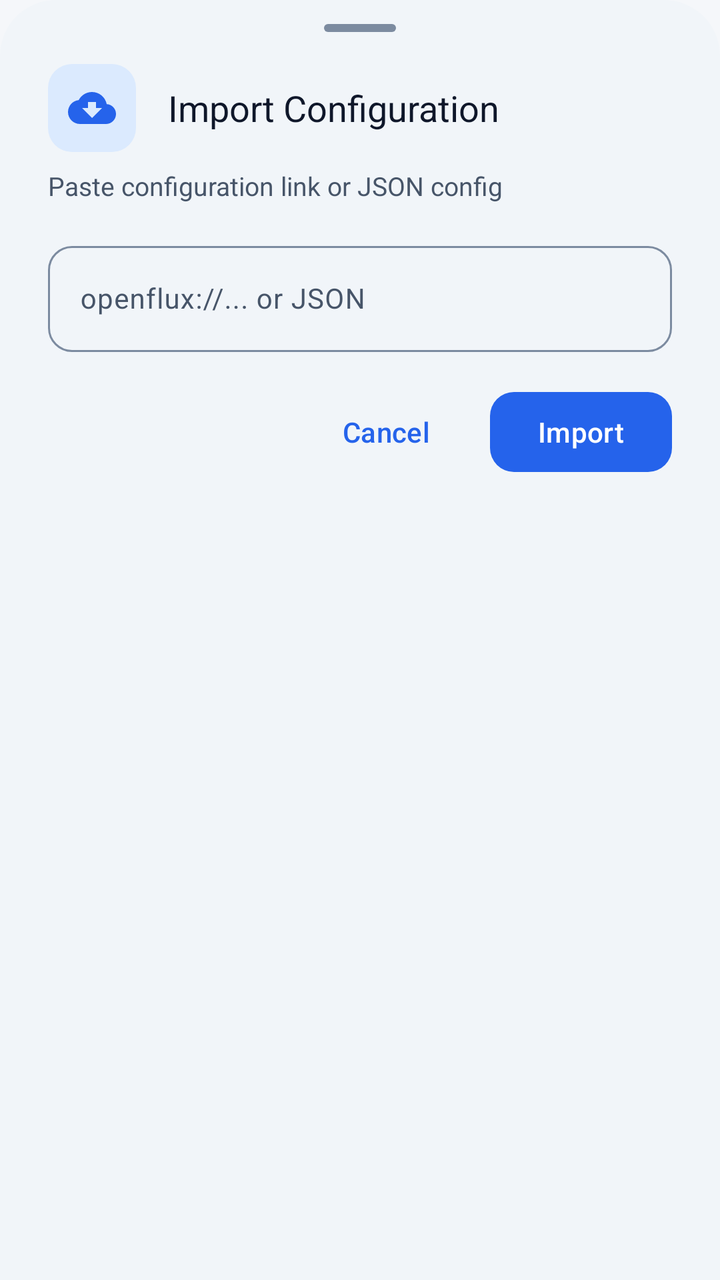
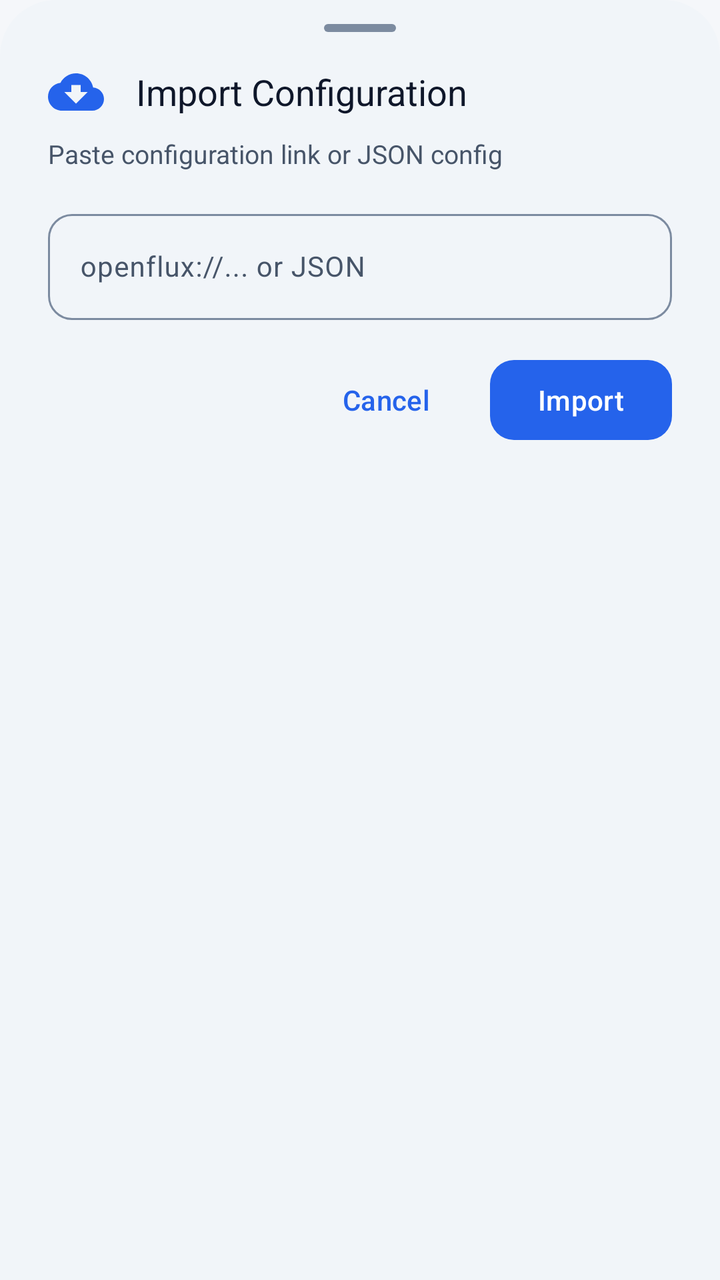

An Android layout rendered at two revisions. The XML below is the earlier revision; the diff shows what the commit changed to produce the second picture.
<!-- AndroidManifest.xml: application theme Theme.SoxMax -->
<!-- res/layout/bottom_sheet_import_link.xml -->
<?xml version="1.0" encoding="utf-8"?>
<LinearLayout xmlns:android="http://schemas.android.com/apk/res/android"
    xmlns:app="http://schemas.android.com/apk/res-auto"
    android:layout_width="match_parent"
    android:layout_height="wrap_content"
    android:orientation="vertical"
    android:background="@drawable/bg_bottom_sheet"
    android:paddingHorizontal="24dp"
    android:paddingTop="12dp"
    android:paddingBottom="24dp">

    <View
        android:layout_width="36dp"
        android:layout_height="4dp"
        android:layout_gravity="center_horizontal"
        android:background="@drawable/bg_drag_handle"
        android:layout_marginBottom="16dp" />

    <LinearLayout
        android:layout_width="match_parent"
        android:layout_height="wrap_content"
        android:orientation="horizontal"
        android:gravity="center_vertical"
        android:layout_marginBottom="8dp">

        <FrameLayout
            android:layout_width="44dp"
            android:layout_height="44dp"
            android:background="@drawable/bg_icon_badge">

            <ImageView
                android:layout_width="24dp"
                android:layout_height="24dp"
                android:layout_gravity="center"
                android:src="@drawable/ic_restore"
                app:tint="@color/m3_primary"
                android:contentDescription="@null" />

        </FrameLayout>

        <TextView
            android:layout_width="0dp"
            android:layout_height="wrap_content"
            android:layout_weight="1"
            android:layout_marginStart="16dp"
            android:text="@string/import_link_sheet_title"
            android:textColor="@color/text_primary"
            android:textSize="18sp"
            android:fontFamily="sans-serif-bold" />

    </LinearLayout>

    <TextView
        android:layout_width="match_parent"
        android:layout_height="wrap_content"
        android:layout_marginBottom="16dp"
        android:text="@string/import_link_sheet_desc"
        android:textColor="@color/text_secondary"
        android:textSize="13sp" />

    <com.google.android.material.textfield.TextInputLayout
        android:id="@+id/layout_link_input"
        style="@style/Widget.Material3.TextInputLayout.OutlinedBox"
        android:layout_width="match_parent"
        android:layout_height="wrap_content"
        android:layout_marginBottom="16dp"
        android:hint="@string/import_link_dialog_hint"
        app:endIconMode="clear_text"
        app:boxCornerRadiusBottomEnd="12dp"
        app:boxCornerRadiusBottomStart="12dp"
        app:boxCornerRadiusTopEnd="12dp"
        app:boxCornerRadiusTopStart="12dp">

        <com.google.android.material.textfield.TextInputEditText
            android:id="@+id/input_link_value"
            android:layout_width="match_parent"
            android:layout_height="wrap_content"
            android:maxLines="4"
            android:textSize="14sp" />

    </com.google.android.material.textfield.TextInputLayout>

    <LinearLayout
        android:layout_width="match_parent"
        android:layout_height="wrap_content"
        android:orientation="horizontal"
        android:gravity="center_vertical">

        <View
            android:layout_width="0dp"
            android:layout_height="1dp"
            android:layout_weight="1" />

        <com.google.android.material.button.MaterialButton
            android:id="@+id/btn_cancel_import"
            style="@style/Widget.Material3.Button.TextButton"
            android:layout_width="wrap_content"
            android:layout_height="wrap_content"
            android:layout_marginEnd="8dp"
            android:text="@string/cancel" />

        <com.google.android.material.button.MaterialButton
            android:id="@+id/btn_confirm_import"
            style="@style/Widget.Material3.Button"
            android:layout_width="wrap_content"
            android:layout_height="wrap_content"
            android:text="@string/import_link_sheet_btn"
            app:cornerRadius="12dp" />

    </LinearLayout>

</LinearLayout>
<!-- resources referenced by this layout -->
<resources>
  <color name="m3_primary">#2563EB</color>
  <color name="text_primary">@color/m3_on_surface</color>
  <color name="text_secondary">@color/m3_on_surface_variant</color>
  <!-- drawable bg_bottom_sheet (drawable) -->
  <?xml version="1.0" encoding="utf-8"?>
  <shape xmlns:android="http://schemas.android.com/apk/res/android"
      android:shape="rectangle">
      <solid android:color="@color/m3_surface_container_low" />
      <corners
          android:topLeftRadius="28dp"
          android:topRightRadius="28dp" />
  </shape>
  <!-- drawable bg_drag_handle (drawable) -->
  <?xml version="1.0" encoding="utf-8"?>
  <shape xmlns:android="http://schemas.android.com/apk/res/android"
      android:shape="rectangle">
      <solid android:color="@color/m3_outline" />
      <size
          android:width="32dp"
          android:height="4dp" />
      <corners android:radius="2dp" />
  </shape>
  <!-- drawable bg_icon_badge (drawable) -->
  <?xml version="1.0" encoding="utf-8"?>
  <shape xmlns:android="http://schemas.android.com/apk/res/android"
      android:shape="rectangle">
      <solid android:color="@color/m3_primary_container" />
      <corners android:radius="12dp" />
  </shape>
  <string name="cancel">Cancel</string>
  <string name="import_link_dialog_hint">openflux://... or JSON</string>
  <string name="import_link_sheet_btn">Import</string>
  <string name="import_link_sheet_desc">Paste configuration link or JSON config</string>
  <string name="import_link_sheet_title">Import Configuration</string>
  <color name="m3_on_surface">#0F172A</color>
  <color name="m3_on_surface_variant">#475569</color>
  <color name="m3_surface_container_low">#F1F5F9</color>
  <color name="m3_outline">#7C8BA0</color>
  <color name="m3_primary_container">#DBEAFE</color>
  <color name="m3_on_primary">#FFFFFF</color>
  <color name="m3_on_primary_container">#1E40AF</color>
  <color name="m3_secondary">#475569</color>
  <color name="m3_on_secondary">#FFFFFF</color>
  <color name="m3_secondary_container">#E2E8F0</color>
  <color name="m3_on_secondary_container">#1E293B</color>
  <color name="m3_tertiary">#7C3AED</color>
  <color name="m3_on_tertiary">#FFFFFF</color>
  <color name="m3_tertiary_container">#EDE9FE</color>
  <color name="m3_on_tertiary_container">#4C1D95</color>
  <color name="m3_error">#DC2626</color>
  <color name="m3_on_error">#FFFFFF</color>
  <color name="m3_error_container">#FEE2E2</color>
  <color name="m3_on_error_container">#991B1B</color>
  <color name="m3_surface">#F8FAFC</color>
  <color name="m3_surface_container_lowest">#FFFFFF</color>
  <color name="m3_surface_container">#E2E8F0</color>
  <color name="m3_surface_container_high">#CBD5E1</color>
  <color name="m3_surface_container_highest">#94A3B8</color>
  <color name="m3_outline_variant">#E2E8F0</color>
  <color name="bg_deep">#F5F7FA</color>
  <style name="ThemeOverlay.Fluxon.MaterialAlertDialog" parent="ThemeOverlay.Material3.MaterialAlertDialog">
          <item name="colorSurface">@color/m3_surface_container_low</item>
          <item name="shapeAppearance">@style/ShapeAppearance.Fluxon.Dialog</item>
      </style>
  <style name="Widget.Fluxon.BottomSheet.Modal" parent="Widget.Material3.BottomSheet.Modal">
          <item name="backgroundTint">@color/m3_surface_container_low</item>
          <item name="shapeAppearance">@style/ShapeAppearance.Fluxon.BottomSheet</item>
      </style>
  <style name="ShapeAppearance.Fluxon.Dialog" parent="ShapeAppearance.Material3.Corner.ExtraLarge">
          <item name="cornerSize">20dp</item>
      </style>
  <style name="ShapeAppearance.Fluxon.BottomSheet" parent="ShapeAppearance.Material3.Corner.Large">
          <item name="cornerSizeTopLeft">28dp</item>
          <item name="cornerSizeTopRight">28dp</item>
          <item name="cornerSizeBottomLeft">0dp</item>
          <item name="cornerSizeBottomRight">0dp</item>
      </style>
  <!-- unchanged entries left out for length: 4 -->
</resources>

<!-- the commit's change to res/layout/bottom_sheet_import_link.xml (unified diff, before → after) -->
@@ -23,20 +23,12 @@
         android:gravity="center_vertical"
         android:layout_marginBottom="8dp">
 
-        <FrameLayout
-            android:layout_width="44dp"
-            android:layout_height="44dp"
-            android:background="@drawable/bg_icon_badge">
-
-            <ImageView
-                android:layout_width="24dp"
-                android:layout_height="24dp"
-                android:layout_gravity="center"
-                android:src="@drawable/ic_restore"
-                app:tint="@color/m3_primary"
-                android:contentDescription="@null" />
-
-        </FrameLayout>
+        <ImageView
+            android:layout_width="28dp"
+            android:layout_height="28dp"
+            android:src="@drawable/ic_restore"
+            app:tint="@color/m3_primary"
+            android:contentDescription="@null" />
 
         <TextView
             android:layout_width="0dp"
<!-- resource entries referenced after the edit -->
@@ -21,13 +21,6 @@
           android:width="32dp"
           android:height="4dp" />
       <corners android:radius="2dp" />
-  </shape>
-  <!-- drawable bg_icon_badge (drawable) -->
-  <?xml version="1.0" encoding="utf-8"?>
-  <shape xmlns:android="http://schemas.android.com/apk/res/android"
-      android:shape="rectangle">
-      <solid android:color="@color/m3_primary_container" />
-      <corners android:radius="12dp" />
   </shape>
   <string name="cancel">Cancel</string>
   <string name="import_link_dialog_hint">openflux://... or JSON</string>
